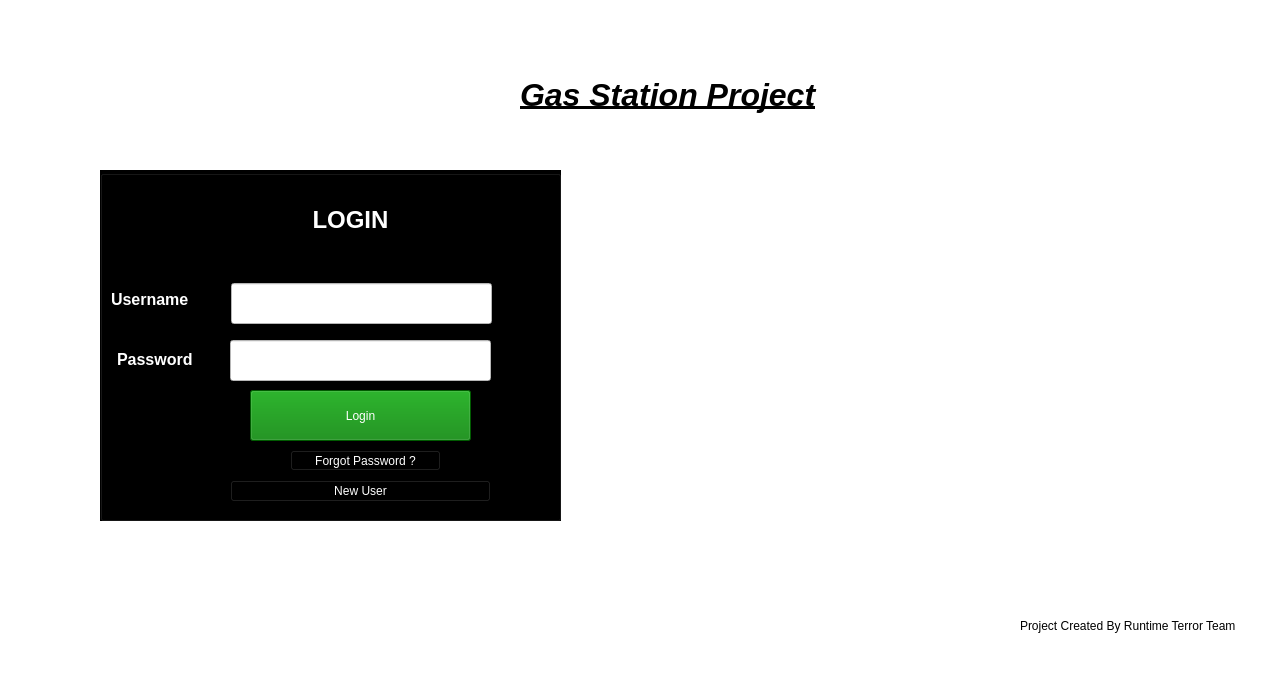
The window that Gas_Station_Project/mainwindow.ui (Raymo1892/RuntimeTerror) describes before a commit, drawn with Qt 5.
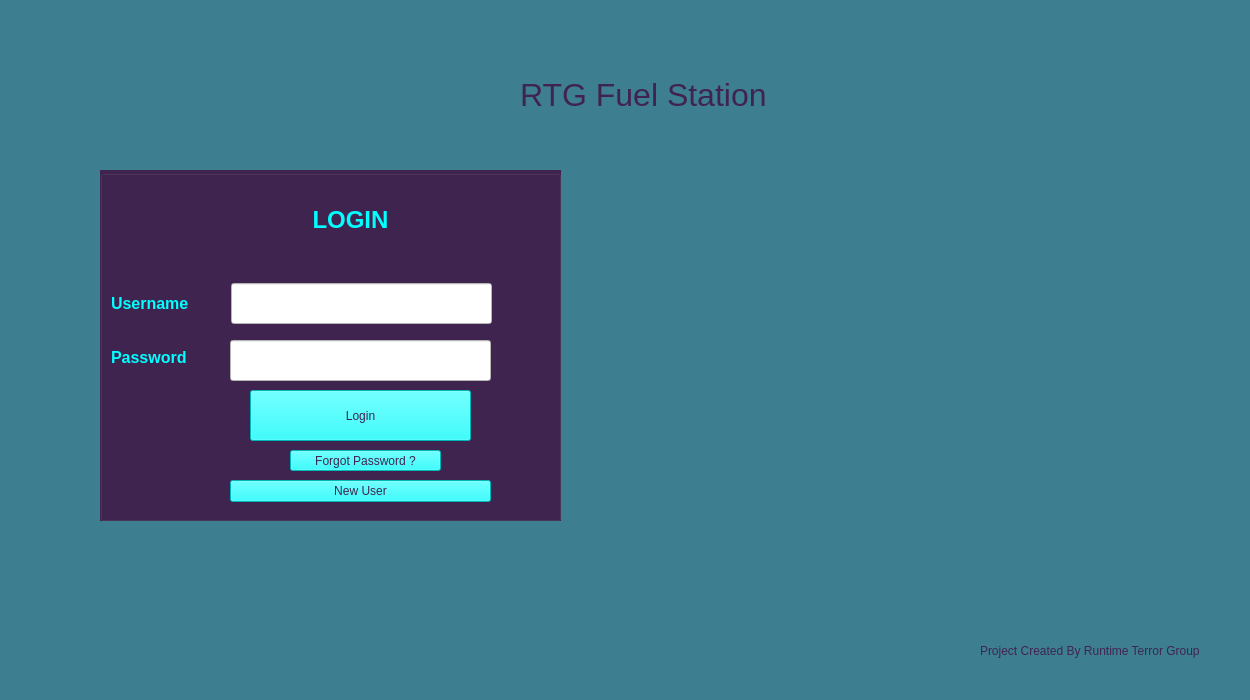
The same window after the commit.

```diff
--- a/Gas_Station_Project/mainwindow.ui
+++ b/Gas_Station_Project/mainwindow.ui
@@ -6,16 +6,15 @@
    <rect>
     <x>0</x>
     <y>0</y>
-    <width>1271</width>
-    <height>690</height>
+    <width>1250</width>
+    <height>700</height>
    </rect>
   </property>
   <property name="windowTitle">
    <string>MainWindow</string>
   </property>
   <property name="styleSheet">
-   <string notr="true">background-color:White;
-color:black</string>
+   <string notr="true">background-color: rgb(61, 127, 145)</string>
   </property>
   <widget class="QWidget" name="centralwidget">
    <widget class="QGroupBox" name="groupBox">
@@ -28,8 +27,8 @@
      </rect>
     </property>
     <property name="styleSheet">
-     <string notr="true">color:white;
-background-color:black;</string>
+     <string notr="true">background-color: rgb(63, 36, 79);
+border-color: rgb(0, 0, 0);</string>
     </property>
     <property name="title">
      <string/>
@@ -43,36 +42,14 @@
        <height>41</height>
       </rect>
      </property>
+     <property name="styleSheet">
+      <string notr="true">font: 87 8pt &quot;Segoe UI Black&quot;;
+color: rgb(0, 255, 255);</string>
+     </property>
      <property name="text">
       <string>&lt;html&gt;&lt;head/&gt;&lt;body&gt;&lt;p align=&quot;center&quot;&gt;&lt;span style=&quot; font-size:18pt; font-weight:600;&quot;&gt;LOGIN&lt;/span&gt;&lt;/p&gt;&lt;/body&gt;&lt;/html&gt;</string>
      </property>
     </widget>
-    <widget class="QLabel" name="label_3">
-     <property name="geometry">
-      <rect>
-       <x>11</x>
-       <y>120</y>
-       <width>111</width>
-       <height>20</height>
-      </rect>
-     </property>
-     <property name="text">
-      <string>&lt;html&gt;&lt;head/&gt;&lt;body&gt;&lt;p&gt;&lt;span style=&quot; font-size:12pt; font-weight:600;&quot;&gt;Username&lt;/span&gt;&lt;/p&gt;&lt;/body&gt;&lt;/html&gt;</string>
-     </property>
-    </widget>
-    <widget class="QLabel" name="label_4">
-     <property name="geometry">
-      <rect>
-       <x>17</x>
-       <y>180</y>
-       <width>101</width>
-       <height>20</height>
-      </rect>
-     </property>
-     <property name="text">
-      <string>&lt;html&gt;&lt;head/&gt;&lt;body&gt;&lt;p&gt;&lt;span style=&quot; font-size:12pt; font-weight:600;&quot;&gt;Password&lt;/span&gt;&lt;/p&gt;&lt;/body&gt;&lt;/html&gt;</string>
-     </property>
-    </widget>
     <widget class="QLineEdit" name="lineEdit_UserName">
      <property name="geometry">
       <rect>
@@ -120,6 +97,11 @@
        <height>22</height>
       </rect>
      </property>
+     <property name="styleSheet">
+      <string notr="true">font: 87 8pt &quot;Segoe UI Black&quot;;
+background-color: rgb(0, 255, 255);
+color: rgb(63, 36, 79)</string>
+     </property>
      <property name="text">
       <string>New User</string>
      </property>
@@ -137,8 +119,9 @@
       <bool>false</bool>
      </property>
      <property name="styleSheet">
-      <string notr="true">background-color:Green;
-font: 75 10pt &quot;MS Shell Dlg 2&quot;;</string>
+      <string notr="true">font: 87 8pt &quot;Segoe UI Black&quot;;
+background-color: rgb(0, 255, 255);
+color: rgb(63, 36, 79)</string>
      </property>
      <property name="text">
       <string>Login</string>
@@ -159,10 +142,49 @@
        <height>21</height>
       </rect>
      </property>
+     <property name="styleSheet">
+      <string notr="true">font: 87 8pt &quot;Segoe UI Black&quot;;
+background-color: rgb(0, 255, 255);
+color: rgb(63, 36, 79)</string>
+     </property>
      <property name="text">
       <string>Forgot Password ?</string>
      </property>
     </widget>
+    <widget class="QWidget" name="">
+     <property name="geometry">
+      <rect>
+       <x>11</x>
+       <y>110</y>
+       <width>101</width>
+       <height>101</height>
+      </rect>
+     </property>
+     <layout class="QVBoxLayout" name="verticalLayout">
+      <item>
+       <widget class="QLabel" name="label_3">
+        <property name="styleSheet">
+         <string notr="true">color: rgb(0, 255, 255);
+font: 87 8pt &quot;Segoe UI Black&quot;;</string>
+        </property>
+        <property name="text">
+         <string>&lt;html&gt;&lt;head/&gt;&lt;body&gt;&lt;p&gt;&lt;span style=&quot; font-size:12pt; font-weight:600;&quot;&gt;Username&lt;/span&gt;&lt;/p&gt;&lt;/body&gt;&lt;/html&gt;</string>
+        </property>
+       </widget>
+      </item>
+      <item>
+       <widget class="QLabel" name="label_4">
+        <property name="styleSheet">
+         <string notr="true">font: 87 8pt &quot;Segoe UI Black&quot;;
+color: rgb(0, 255, 255);</string>
+        </property>
+        <property name="text">
+         <string>&lt;html&gt;&lt;head/&gt;&lt;body&gt;&lt;p&gt;&lt;span style=&quot; font-size:12pt; font-weight:600;&quot;&gt;Password&lt;/span&gt;&lt;/p&gt;&lt;/body&gt;&lt;/html&gt;</string>
+        </property>
+       </widget>
+      </item>
+     </layout>
+    </widget>
    </widget>
    <widget class="QLabel" name="label">
     <property name="geometry">
@@ -173,21 +195,29 @@
       <height>51</height>
      </rect>
     </property>
+    <property name="styleSheet">
+     <string notr="true">color: rgb(63, 36, 79);
+font: 87 24pt &quot;Segoe UI Black&quot;;</string>
+    </property>
     <property name="text">
-     <string>&lt;html&gt;&lt;head/&gt;&lt;body&gt;&lt;p&gt;&lt;span style=&quot; font-size:24pt; font-weight:600; font-style:italic; text-decoration: underline;&quot;&gt;Gas Station Project&lt;/span&gt;&lt;/p&gt;&lt;/body&gt;&lt;/html&gt;</string>
+     <string>&lt;html&gt;&lt;head/&gt;&lt;body&gt;&lt;p&gt;&lt;span style=&quot; font-size:24pt;&quot;&gt;RTG Fuel Station&lt;/span&gt;&lt;/p&gt;&lt;/body&gt;&lt;/html&gt;</string>
     </property>
    </widget>
    <widget class="QLabel" name="label_5">
     <property name="geometry">
      <rect>
-      <x>1020</x>
-      <y>595</y>
-      <width>241</width>
+      <x>980</x>
+      <y>620</y>
+      <width>271</width>
       <height>61</height>
      </rect>
     </property>
+    <property name="styleSheet">
+     <string notr="true">font: 87 8pt &quot;Segoe UI Black&quot;;
+color: rgb(63, 36, 79)</string>
+    </property>
     <property name="text">
-     <string>Project Created By Runtime Terror Team</string>
+     <string>Project Created By Runtime Terror Group</string>
     </property>
    </widget>
    <widget class="QLabel" name="label_logo">
```
